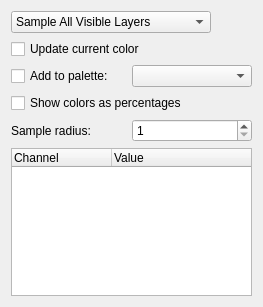
This is krita/plugins/tools/defaulttools/wdgcolorpicker.ui in KDE/krita as Qt 5 draws it before an edit. The edited form follows.
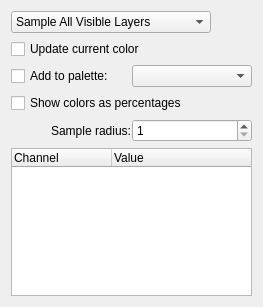
This is the edited form. Custom widgets are drawn as their Qt base class.

Commit message:
Fix the alignment of labels in dialogs
Patch by Juan Palacios

The edit to the form file:
```diff
--- a/krita/plugins/tools/defaulttools/wdgcolorpicker.ui
+++ b/krita/plugins/tools/defaulttools/wdgcolorpicker.ui
@@ -44,6 +44,9 @@
        <property name="text">
         <string>Sample radius:</string>
        </property>
+       <property name="alignment">
+        <set>Qt::AlignRight|Qt::AlignTrailing|Qt::AlignVCenter</set>
+       </property>
       </widget>
      </item>
      <item>
```
Left out of the diff: 22 changed lines with no effect on the pictures. The commit also changes 71 other files.
